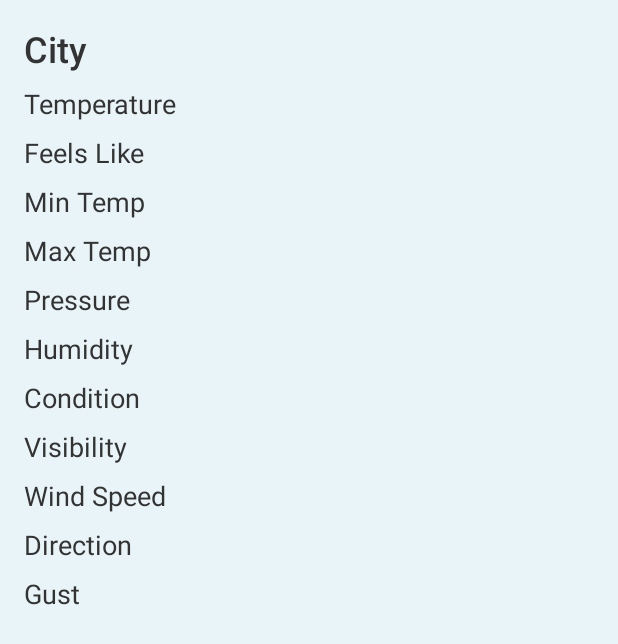
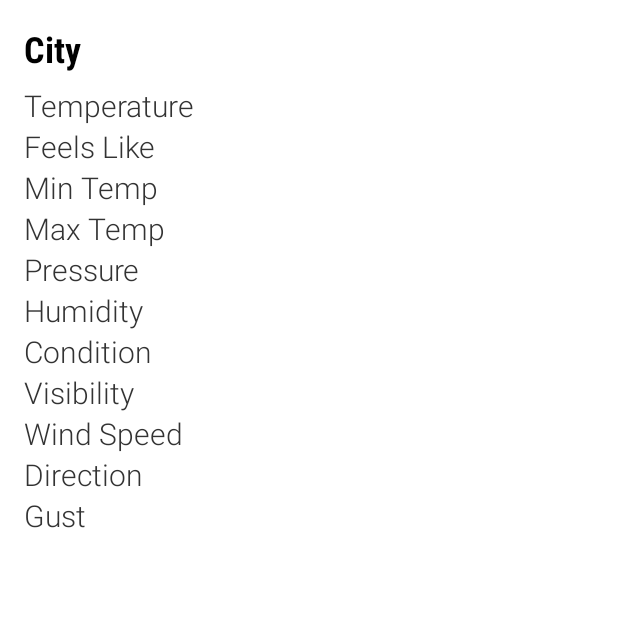
Before and after one commit to damirbeybitov/weatherApp_android, an Android app: the fragment CurrentWeatherFragment placed in its activity, on a phone screen of 412 x 824 dp. Shown: the top 644 px of the screen. Run offline under Robolectric (Android 15) with nearby library versions, the phone set to English and light mode, and no system bars; our stand-ins replace navigation-ui; network calls fail; 2 statements that could not run were skipped.

```diff
--- a/app/src/main/res/layout/fragment_current_weather.xml
+++ b/app/src/main/res/layout/fragment_current_weather.xml
@@ -5,7 +5,7 @@
     xmlns:tools="http://schemas.android.com/tools"
     android:layout_width="match_parent"
     android:layout_height="match_parent"
-    android:background="#E8F4F8"
+    android:background="#FFFFFF"
     android:padding="16dp">
 
     <!-- Title TextView for City Name -->
@@ -15,8 +15,10 @@
         android:layout_height="wrap_content"
         android:text="City"
         android:textSize="24sp"
-        android:textColor="#333333"
-        android:fontFamily="sans-serif-medium"
+        android:textColor="#000000"
+        android:fontFamily="sans-serif-condensed"
+        android:textStyle="bold"
+        android:paddingBottom="8dp"
         app:layout_constraintTop_toTopOf="parent"
         app:layout_constraintStart_toStartOf="parent"
         app:layout_constraintEnd_toEndOf="parent" />
@@ -27,9 +29,9 @@
         android:layout_width="0dp"
         android:layout_height="wrap_content"
         android:text="Temperature"
-        android:textSize="18sp"
+        android:textSize="20sp"
         android:textColor="#333333"
-        android:layout_marginTop="8dp"
+        android:fontFamily="sans-serif-light"
         app:layout_constraintTop_toBottomOf="@id/textViewCityName"
         app:layout_constraintStart_toStartOf="parent"
         app:layout_constraintEnd_toEndOf="parent" />
@@ -40,9 +42,9 @@
         android:layout_width="0dp"
         android:layout_height="wrap_content"
         android:text="Feels Like"
-        android:textSize="18sp"
+        android:textSize="20sp"
         android:textColor="#333333"
-        android:layout_marginTop="8dp"
+        android:fontFamily="sans-serif-light"
         app:layout_constraintTop_toBottomOf="@id/textViewTemperature"
         app:layout_constraintStart_toStartOf="parent"
         app:layout_constraintEnd_toEndOf="parent" />
@@ -53,9 +55,9 @@
         android:layout_width="0dp"
         android:layout_height="wrap_content"
         android:text="Min Temp"
-        android:textSize="18sp"
+        android:textSize="20sp"
         android:textColor="#333333"
-        android:layout_marginTop="8dp"
+        android:fontFamily="sans-serif-light"
         app:layout_constraintTop_toBottomOf="@id/textViewFeelsLike"
         app:layout_constraintStart_toStartOf="parent"
         app:layout_constraintEnd_toEndOf="parent" />
@@ -66,9 +68,9 @@
         android:layout_width="0dp"
         android:layout_height="wrap_content"
         android:text="Max Temp"
-        android:textSize="18sp"
+        android:textSize="20sp"
         android:textColor="#333333"
-        android:layout_marginTop="8dp"
+        android:fontFamily="sans-serif-light"
         app:layout_constraintTop_toBottomOf="@id/textViewTempMin"
         app:layout_constraintStart_toStartOf="parent"
         app:layout_constraintEnd_toEndOf="parent" />
@@ -79,9 +81,9 @@
         android:layout_width="0dp"
         android:layout_height="wrap_content"
         android:text="Pressure"
-        android:textSize="18sp"
+        android:textSize="20sp"
         android:textColor="#333333"
-        android:layout_marginTop="8dp"
+        android:fontFamily="sans-serif-light"
         app:layout_constraintTop_toBottomOf="@id/textViewTempMax"
         app:layout_constraintStart_toStartOf="parent"
         app:layout_constraintEnd_toEndOf="parent" />
@@ -92,9 +94,9 @@
         android:layout_width="0dp"
         android:layout_height="wrap_content"
         android:text="Humidity"
-        android:textSize="18sp"
+        android:textSize="20sp"
         android:textColor="#333333"
-        android:layout_marginTop="8dp"
+        android:fontFamily="sans-serif-light"
         app:layout_constraintTop_toBottomOf="@id/textViewPressure"
         app:layout_constraintStart_toStartOf="parent"
         app:layout_constraintEnd_toEndOf="parent" />
@@ -105,9 +107,9 @@
         android:layout_width="0dp"
         android:layout_height="wrap_content"
         android:text="Condition"
-        android:textSize="18sp"
+        android:textSize="20sp"
         android:textColor="#333333"
-        android:layout_marginTop="8dp"
+        android:fontFamily="sans-serif-light"
         app:layout_constraintTop_toBottomOf="@id/textViewHumidity"
         app:layout_constraintStart_toStartOf="parent"
         app:layout_constraintEnd_toEndOf="parent" />
@@ -118,9 +120,9 @@
         android:layout_width="0dp"
         android:layout_height="wrap_content"
         android:text="Visibility"
-        android:textSize="18sp"
+        android:textSize="20sp"
         android:textColor="#333333"
-        android:layout_marginTop="8dp"
+        android:fontFamily="sans-serif-light"
         app:layout_constraintTop_toBottomOf="@id/textViewCondition"
         app:layout_constraintStart_toStartOf="parent"
         app:layout_constraintEnd_toEndOf="parent" />
@@ -131,9 +133,9 @@
         android:layout_width="0dp"
         android:layout_height="wrap_content"
         android:text="Wind Speed"
-        android:textSize="18sp"
+        android:textSize="20sp"
         android:textColor="#333333"
-        android:layout_marginTop="8dp"
+        android:fontFamily="sans-serif-light"
         app:layout_constraintTop_toBottomOf="@id/textViewVisibility"
         app:layout_constraintStart_toStartOf="parent"
         app:layout_constraintEnd_toEndOf="parent" />
@@ -144,9 +146,9 @@
         android:layout_width="0dp"
         android:layout_height="wrap_content"
         android:text="Direction"
-        android:textSize="18sp"
+        android:textSize="20sp"
         android:textColor="#333333"
-        android:layout_marginTop="8dp"
+        android:fontFamily="sans-serif-light"
         app:layout_constraintTop_toBottomOf="@id/textViewWindSpeed"
         app:layout_constraintStart_toStartOf="parent"
         app:layout_constraintEnd_toEndOf="parent" />
@@ -157,9 +159,9 @@
         android:layout_width="0dp"
         android:layout_height="wrap_content"
         android:text="Gust"
-        android:textSize="18sp"
+        android:textSize="20sp"
         android:textColor="#333333"
-        android:layout_marginTop="8dp"
+        android:fontFamily="sans-serif-light"
         app:layout_constraintTop_toBottomOf="@id/textViewWindDirection"
         app:layout_constraintStart_toStartOf="parent"
         app:layout_constraintEnd_toEndOf="parent" />
--- a/app/src/main/res/navigation/nav_graph.xml
+++ b/app/src/main/res/navigation/nav_graph.xml
@@ -37,7 +37,9 @@
         <action
             android:id="@+id/action_cityDetailsFragment_to_currentWeatherFragment"
             app:destination="@id/currentWeatherFragment" />
-
+        <action
+            android:id="@+id/action_cityDetailsFragment_to_fiveDayForecastFragment"
+            app:destination="@id/fiveDayForecastFragment" />
     </fragment>
 
     <!-- CurrentWeatherFragment -->
@@ -51,6 +53,17 @@
             app:argType="string" />
     </fragment>
 
+    <!-- FiveDayForecastFragment -->
+    <fragment
+        android:id="@+id/fiveDayForecastFragment"
+        android:name="com.example.finalproject.FiveDayForecastFragment"
+        android:label="fragment_five_day_forecast"
+        tools:layout="@layout/fragment_five_day_forecast">
+        <argument
+            android:name="cityName"
+            app:argType="string" />
+    </fragment>
+
     <!-- Add more fragments and actions as your app grows -->
 
 </navigation>
```
Also changed, not shown: app/src/main/java/com/example/finalproject/CityDetailsFragment.kt (+7 -0 lines), app/src/main/java/com/example/finalproject/FiveDayForecastFragment.kt (added, +75 -0 lines), app/src/main/java/com/example/finalproject/ForecastAdapter.kt (added, +59 -0 lines), app/src/main/java/com/example/finalproject/ForecastResponse.kt (added, +37 -0 lines), app/src/main/java/com/example/finalproject/WeatherService.kt (+7 -0 lines), app/src/main/res/drawable/city_item_background.xml (added, +17 -0 lines), app/src/main/res/layout/fragment_city_details.xml (+8 -1 lines), app/src/main/res/layout/fragment_city_list.xml (+18 -2 lines), app/src/main/res/layout/fragment_five_day_forecast.xml (added, +26 -0 lines), app/src/main/res/layout/fragment_welcome.xml (+25 -8 lines), app/src/main/res/layout/item_city.xml (+7 -2 lines), app/src/main/res/layout/item_forecast.xml (added, +116 -0 lines).
